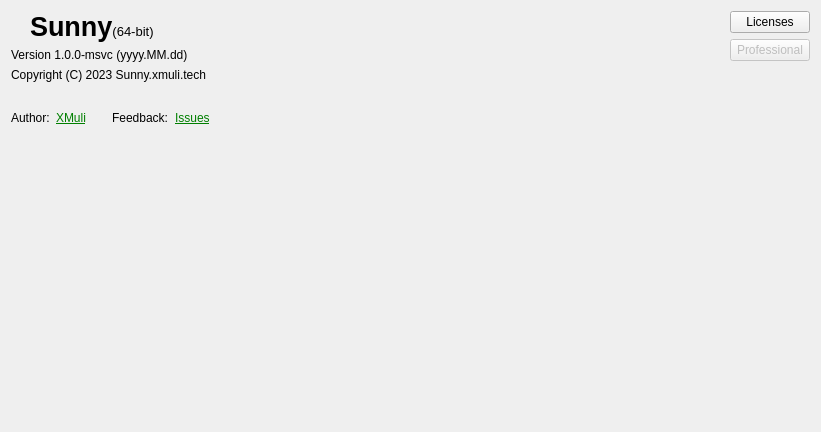
XMuli/SunnyCapturer, file src/ui/composite_widgets/about.ui: the form before one commit.
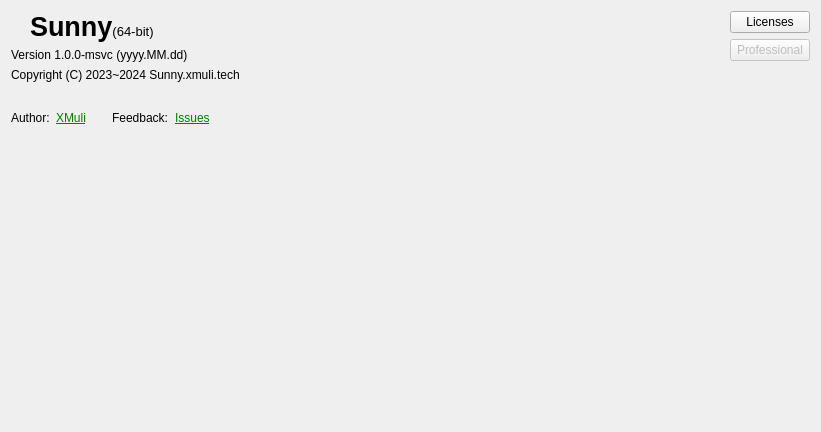
The form after the commit. Icons and pictures are not drawn.

Diff of the .ui file:
```diff
--- a/src/ui/composite_widgets/about.ui
+++ b/src/ui/composite_widgets/about.ui
@@ -47,7 +47,7 @@
          <item row="2" column="0" colspan="4">
           <widget class="QLabel" name="labCopyright">
            <property name="text">
-            <string>&lt;html&gt;&lt;head/&gt;&lt;body&gt;&lt;p&gt;Copyright (C) 2023 Sunny.xmuli.tech&lt;/p&gt;&lt;/body&gt;&lt;/html&gt;</string>
+            <string>&lt;html&gt;&lt;head/&gt;&lt;body&gt;&lt;p&gt;Copyright (C) 2023~2024 Sunny.xmuli.tech&lt;/p&gt;&lt;/body&gt;&lt;/html&gt;</string>
            </property>
            <property name="textFormat">
             <enum>Qt::AutoText</enum>
```
